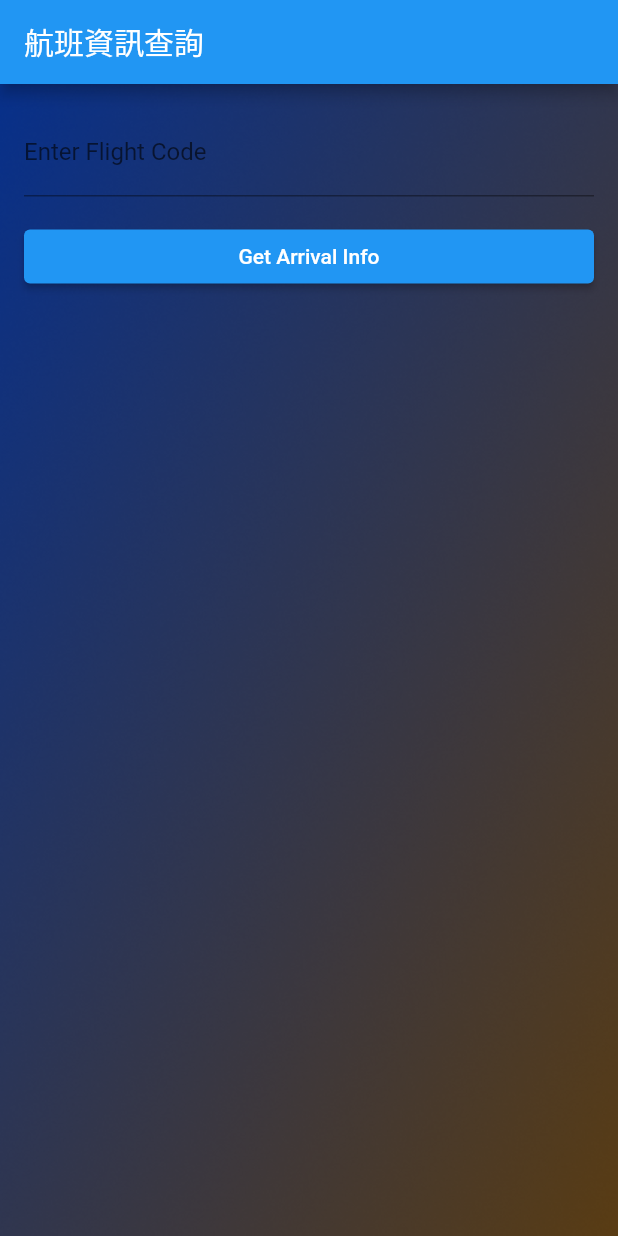
After one commit to nelsonchung/bitrental, a Flutter app: the screen it shows after launch, after a tap on "進入航班系統", on a phone screen of 412 x 824 dp. The commit adds this screen. Run offline on Flutter 3.47's test engine with Material 2 defaults, Android fonts, the phone set to English and light mode, and no system bars; our stand-ins replace cloud_firestore, geolocator, google_maps_flutter, table_calendar, webview_flutter; accounts and stored records are empty.

Commit message:
加上航班資訊查詢與顯示功能

```diff
--- a/Administrator/admin_management/pubspec.yaml
+++ b/Administrator/admin_management/pubspec.yaml
@@ -39,6 +39,7 @@ dependencies:
   # Nelson Add
   cloud_firestore: ^4.8.2
   google_maps_flutter: ^2.3.1
+  firebase_core: ^2.14.0
 
 dev_dependencies:
   flutter_test:
--- /dev/null
+++ b/User/bitrental/lib/flightinfo_page.dart
@@ -0,0 +1,92 @@
+import 'package:flutter/material.dart';
+import 'package:webview_flutter/webview_flutter.dart';
+
+// ignore: use_key_in_widget_constructors
+class FlightInfoApp extends StatelessWidget {
+  @override
+  Widget build(BuildContext context) {
+    return MaterialApp(
+      title: 'Flight Info',
+      theme: ThemeData(
+        primarySwatch: Colors.blue,
+      ),
+      home: FlightInfoScreen(),
+    );
+  }
+}
+
+// ignore: use_key_in_widget_constructors
+class FlightInfoScreen extends StatefulWidget {
+  @override
+  // ignore: library_private_types_in_public_api
+  _FlightInfoScreenState createState() => _FlightInfoScreenState();
+}
+
+class _FlightInfoScreenState extends State<FlightInfoScreen> {
+  String flightCode = 'BR';
+
+  @override
+  Widget build(BuildContext context) {
+    return Scaffold(
+      appBar: AppBar(
+        title: const Text('航班資訊查詢'),
+      ),
+      body: Container(
+        decoration: const BoxDecoration(
+          image: DecorationImage(
+            image: AssetImage('assets/background.png'),
+            fit: BoxFit.cover,
+          ),
+        ),
+        padding: const EdgeInsets.all(16.0),
+        child: Column(
+          crossAxisAlignment: CrossAxisAlignment.stretch,
+          children: [
+            TextField(
+              decoration: const InputDecoration(
+                labelText: 'Enter Flight Code',
+              ),
+              onChanged: (value) {
+                flightCode = value;
+              },
+            ),
+            const SizedBox(height: 16.0),
+            ElevatedButton(
+              onPressed: () {
+                Navigator.push(
+                  context,
+                  MaterialPageRoute(
+                    builder: (context) =>
+                        FlightInfoWebView(flightCode: flightCode),
+                  ),
+                );
+              },
+              child: const Text('Get Arrival Info'),
+            ),
+          ],
+        ),
+      ),
+    );
+  }
+}
+
+class FlightInfoWebView extends StatelessWidget {
+  final String flightCode;
+
+  const FlightInfoWebView({super.key, required this.flightCode});
+
+  @override
+  Widget build(BuildContext context) {
+    return Scaffold(
+      appBar: AppBar(
+        title: const Text('航班資訊'),
+      ),
+      body: WebView(
+        initialUrl:
+            'https://www.taoyuan-airport.com/flight_arrival?k=$flightCode&time=22%3A00-23%3A59',
+        javascriptMode: JavascriptMode.unrestricted,
+        gestureNavigationEnabled: true,
+      ),
+    );
+  }
+}
--- a/User/bitrental/lib/main.dart
+++ b/User/bitrental/lib/main.dart
@@ -1,8 +1,9 @@
 import 'package:flutter/material.dart';
 import 'register_page.dart';
 import 'home_page.dart';
-import 'post_case_page.dart'; // 新增的頁面
-import 'login.dart'; // 新增的頁面
+import 'post_case_page.dart';
+import 'login.dart';
+import 'flightinfo_page.dart';
 
 void main() => runApp(MyApp());
 
@@ -126,6 +127,16 @@ class MyHomePage extends StatelessWidget {
                   },
                   child: const Text('進入派單系統'),
                 ),
+                const SizedBox(height: 20),
+                ElevatedButton(
+                  onPressed: () {
+                    Navigator.push(
+                      context,
+                      MaterialPageRoute(builder: (context) => FlightInfoApp()),
+                    );
+                  },
+                  child: const Text('進入航班系統'),
+                ),
               ],
             ),
           ),
--- a/User/bitrental/pubspec.yaml
+++ b/User/bitrental/pubspec.yaml
@@ -40,6 +40,12 @@ dependencies:
   # added by Nelson
   table_calendar: ^3.0.2
   flutter_launcher_icons: ^0.10.0
+  cloud_firestore: ^4.8.2
+  google_maps_flutter: ^2.3.1
+  geolocator: ^9.0.2
+  http: ^1.1.0
+  html: ^0.15.4
+  webview_flutter: ^2.0.14
 
 dev_dependencies:
   flutter_test:
```
Also changed, not shown: User/bitrental/lib/activity_page.dart (+34 -1 lines), Administrator/admin_management/pubspec.lock, User/bitrental/pubspec.lock, 28 other files.
